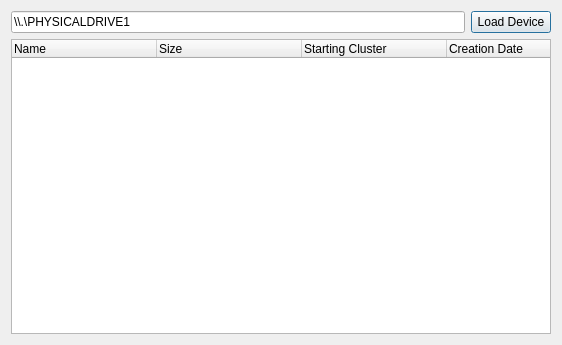
Old version of the form Velocity/deviceviewer.ui in the repository hetelek/Velocity.
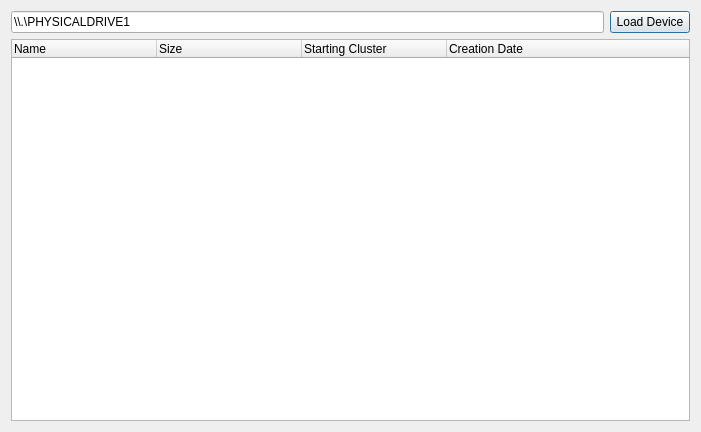
New version of the form.

Commit message: Added icons for Device Viewer

Patch:
```diff
--- a/Velocity/deviceviewer.ui
+++ b/Velocity/deviceviewer.ui
@@ -6,8 +6,8 @@
    <rect>
     <x>0</x>
     <y>0</y>
-    <width>562</width>
-    <height>345</height>
+    <width>701</width>
+    <height>432</height>
    </rect>
   </property>
   <property name="windowTitle">
@@ -43,6 +43,12 @@
      <property name="selectionMode">
       <enum>QAbstractItemView::ExtendedSelection</enum>
      </property>
+     <property name="iconSize">
+      <size>
+       <width>24</width>
+       <height>24</height>
+      </size>
+     </property>
      <property name="columnCount">
       <number>4</number>
      </property>
```
The commit also changes 3 other files.
